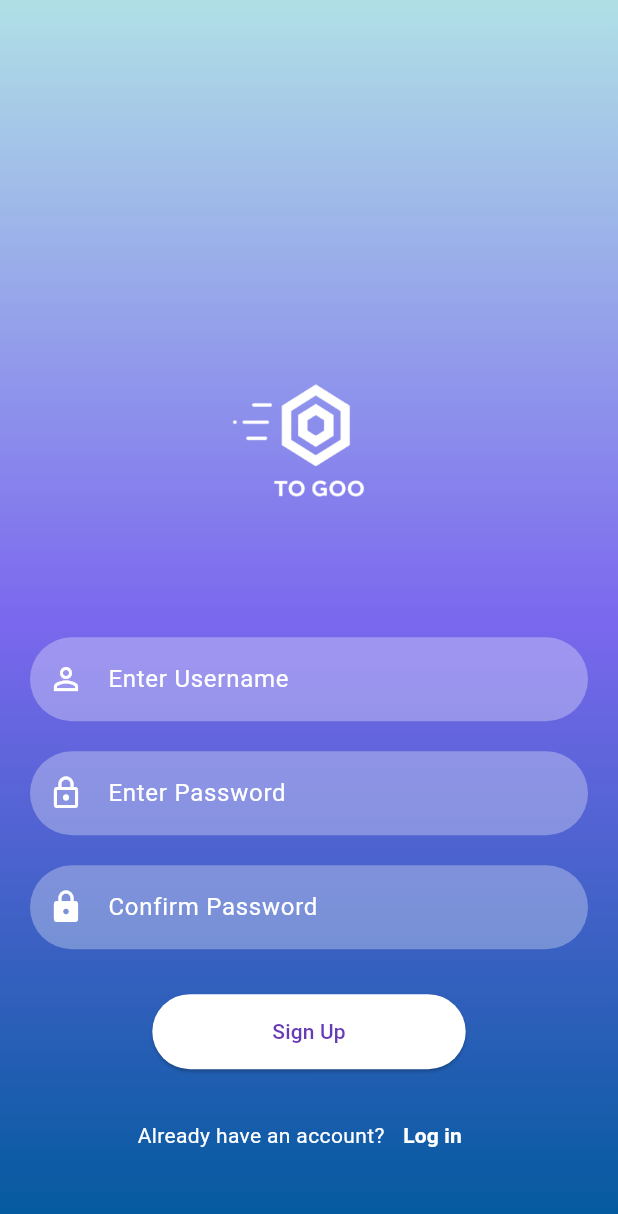
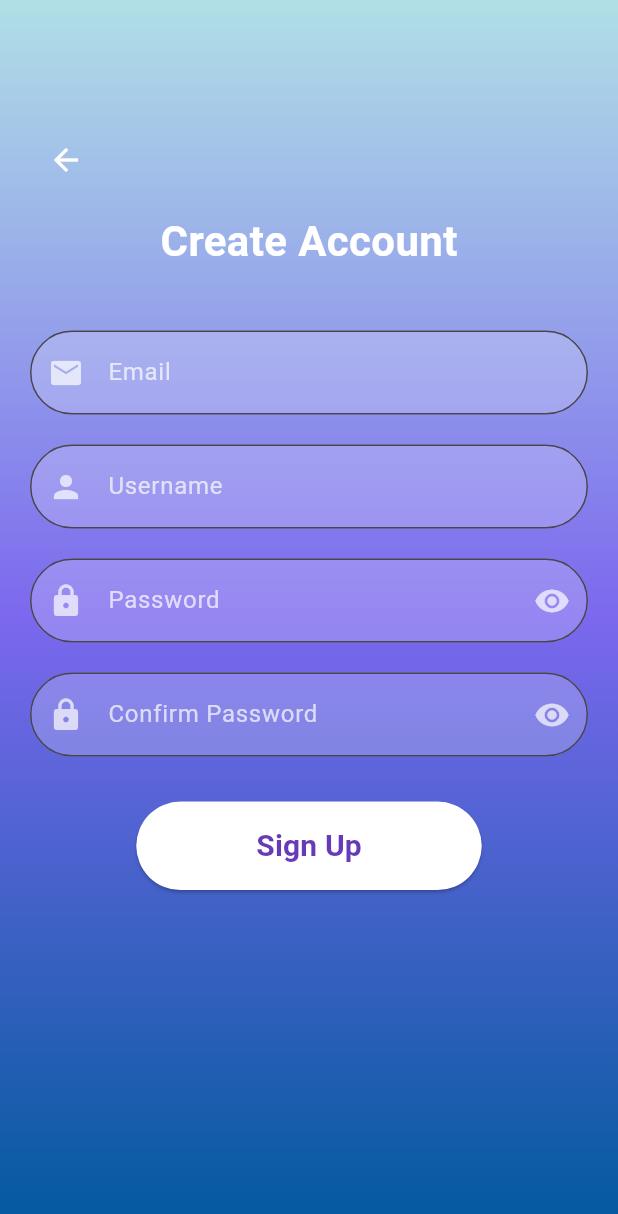
Before and after one commit to harold062/myproject, a Flutter app: the screen it shows after launch, after a tap on "Sign Up", on a phone screen of 412 x 824 dp. Shown: the top 1214 px of the screen. Run offline on Flutter 3.47's test engine with Material 3 defaults, Android fonts, the phone set to English and light mode, and no system bars.

Commit message:
added changes

```diff
--- a/lib/reusable_widgets/reusable_widgets.dart
+++ b/lib/reusable_widgets/reusable_widgets.dart
@@ -4,41 +4,9 @@ Image logoWidget(String imageName) {
   return Image.asset(
     imageName,
     fit: BoxFit.fitWidth,
-    height: 240,
+    height: 100,
     width: 240,
     color: Colors.white,
-  );
-}
-
-TextField reusableTextField(
-  String text,
-  IconData icon,
-  bool isPasswordType,
-  TextEditingController controller,
-) {
-  return TextField(
-    controller: controller,
-    obscureText: isPasswordType,
-    enableSuggestions: !isPasswordType,
-    autocorrect: !isPasswordType,
-    cursorColor: Colors.white,
-    style: TextStyle(color: Colors.white),
-    decoration: InputDecoration(
-      prefixIcon: Icon(icon, color: Colors.white),
-      labelText: text,
-      labelStyle: const TextStyle(color: Colors.white, fontSize: 16),
-      filled: true,
-      floatingLabelBehavior: FloatingLabelBehavior.never,
-      fillColor: Colors.white.withOpacity(0.3),
-      border: OutlineInputBorder(
-        borderRadius: BorderRadius.circular(30.0),
-        borderSide: const BorderSide(width: 0, style: BorderStyle.none),
-      ),
-    ),
-    keyboardType:
-        isPasswordType
-            ? TextInputType.visiblePassword
-            : TextInputType.emailAddress,
   );
 }
 
--- a/lib/screens/login.dart
+++ b/lib/screens/login.dart
@@ -12,21 +12,15 @@ class LogInPage extends StatefulWidget {
 }
 
 class _LogInPageState extends State<LogInPage> {
-  final TextEditingController _userNameTextController = TextEditingController();
-  final TextEditingController _passwordTextController = TextEditingController();
+  final TextEditingController _emailController = TextEditingController();
+  final TextEditingController _passwordController = TextEditingController();
+  bool _obscurePassword = true;
 
-  @override
-  void dispose() {
-    _userNameTextController.dispose();
-    _passwordTextController.dispose();
-    super.dispose();
-  }
+  void _handleLogInPage() {
+    String email = _emailController.text.trim();
+    String password = _passwordController.text;
 
-  void _handleLogin() {
-    String username = _userNameTextController.text;
-    String password = _passwordTextController.text;
-
-    if (username.isNotEmpty && password.isNotEmpty) {
+    if (email.isNotEmpty && password.isNotEmpty) {
       Navigator.push(
         context,
         MaterialPageRoute(
@@ -36,9 +30,7 @@ class _LogInPageState extends State<LogInPage> {
       );
     } else {
       ScaffoldMessenger.of(context).showSnackBar(
-        const SnackBar(
-          content: Text("Please enter both username and password"),
-        ),
+        const SnackBar(content: Text("Please enter both email and password")),
       );
     }
   }
@@ -47,8 +39,8 @@ class _LogInPageState extends State<LogInPage> {
   Widget build(BuildContext context) {
     return Scaffold(
       body: Container(
-        width: MediaQuery.of(context).size.width,
-        height: MediaQuery.of(context).size.height,
+        width: double.infinity,
+        height: double.infinity,
         decoration: BoxDecoration(
           gradient: LinearGradient(
             colors: [
@@ -69,25 +61,79 @@ class _LogInPageState extends State<LogInPage> {
               0,
             ),
             child: Column(
+              mainAxisAlignment: MainAxisAlignment.center,
               children: <Widget>[
                 logoWidget("assets/images/logo.png"),
-                const SizedBox(height: 20),
-                reusableTextField(
-                  "Enter Username",
-                  Icons.person_outline,
-                  false,
-                  _userNameTextController,
+                const SizedBox(height: 30),
+                TextField(
+                  controller: _emailController,
+                  keyboardType: TextInputType.emailAddress,
+                  style: const TextStyle(color: Colors.white),
+                  decoration: InputDecoration(
+                    labelText: 'Email',
+                    labelStyle: const TextStyle(color: Colors.white70),
+                    prefixIcon: const Icon(Icons.email, color: Colors.white70),
+                    filled: true,
+                    fillColor: Colors.white.withOpacity(0.2),
+                    border: OutlineInputBorder(
+                      borderRadius: BorderRadius.circular(30),
+                    ),
+                  ),
                 ),
                 const SizedBox(height: 20),
-                reusableTextField(
-                  "Enter Password",
-                  Icons.lock_outline,
-                  true,
-                  _passwordTextController,
+                TextField(
+                  controller: _passwordController,
+                  obscureText: _obscurePassword,
+                  style: const TextStyle(color: Colors.white),
+                  decoration: InputDecoration(
+                    labelText: 'Password',
+                    labelStyle: const TextStyle(color: Colors.white70),
+                    prefixIcon: const Icon(Icons.lock, color: Colors.white70),
+                    suffixIcon: IconButton(
+                      icon: Icon(
+                        _obscurePassword
+                            ? Icons.visibility
+                            : Icons.visibility_off,
+                        color: Colors.white70,
+                      ),
+                      onPressed: () {
+                        setState(() {
+                          _obscurePassword = !_obscurePassword;
+                        });
+                      },
+                    ),
+                    filled: true,
+                    fillColor: Colors.white.withOpacity(0.2),
+                    border: OutlineInputBorder(
+                      borderRadius: BorderRadius.circular(30),
+                    ),
+                  ),
                 ),
-                const SizedBox(height: 30),
+                const SizedBox(height: 10),
+                Align(
+                  alignment: Alignment.centerRight,
+                  child: TextButton(
+                    onPressed: () {
+                      // TODO: Add forgot password functionality
+                      ScaffoldMessenger.of(context).showSnackBar(
+                        const SnackBar(
+                          content: Text("Forgot Password clicked"),
+                        ),
+                      );
+                    },
+                    child: const Text(
+                      "Forgot Password?",
+                      style: TextStyle(
+                        color: Colors.white70,
+                        fontSize: 14.0,
+                        fontWeight: FontWeight.w500,
+                      ),
+                    ),
+                  ),
+                ),
+                const SizedBox(height: 20),
                 ElevatedButton(
-                  onPressed: _handleLogin,
+                  onPressed: _handleLogInPage,
                   style: ElevatedButton.styleFrom(
                     backgroundColor: Colors.white,
                     foregroundColor: Colors.deepPurple,
@@ -100,7 +146,7 @@ class _LogInPageState extends State<LogInPage> {
                     ),
                   ),
                   child: const Text(
-                    "Login",
+                    "Log In",
                     style: TextStyle(fontWeight: FontWeight.bold, fontSize: 20),
                   ),
                 ),
@@ -110,11 +156,10 @@ class _LogInPageState extends State<LogInPage> {
                   children: <Widget>[
                     const Text(
                       "Don't have an account?",
-                      style: TextStyle(fontSize: 16.0),
+                      style: TextStyle(color: Colors.white, fontSize: 16.0),
                     ),
                     TextButton(
                       onPressed: () {
-                        // Navigate to the sign-up page
                         Navigator.push(
                           context,
                           MaterialPageRoute(
--- a/lib/screens/signup.dart
+++ b/lib/screens/signup.dart
@@ -1,8 +1,7 @@
 import 'package:flutter/material.dart';
 import 'package:myproject/colors.dart';
+import 'package:myproject/reusable_widgets/reusable_widgets.dart';
 import 'package:myproject/main.dart';
-import 'package:myproject/reusable_widgets/reusable_widgets.dart';
-import 'package:myproject/screens/login.dart';
 
 class SignUpPage extends StatefulWidget {
   const SignUpPage({super.key});
@@ -12,34 +11,34 @@ class SignUpPage extends StatefulWidget {
 }
 
 class _SignUpPageState extends State<SignUpPage> {
-  final TextEditingController _userNameTextController = TextEditingController();
-  final TextEditingController _passwordTextController = TextEditingController();
-  final TextEditingController _confirmPasswordTextController =
+  final TextEditingController _emailController = TextEditingController();
+  final TextEditingController _usernameController = TextEditingController();
+  final TextEditingController _passwordController = TextEditingController();
+  final TextEditingController _confirmPasswordController =
       TextEditingController();
 
-  @override
-  void dispose() {
-    _userNameTextController.dispose();
-    _passwordTextController.dispose();
-    _confirmPasswordTextController.dispose();
-    super.dispose();
-  }
+  bool _obscurePassword = true;
+  bool _obscureConfirmPassword = true;
 
   void _handleSignUp() {
-    String username = _userNameTextController.text;
-    String password = _passwordTextController.text;
-    String confirmPassword = _confirmPasswordTextController.text;
+    final email = _emailController.text.trim();
+    final username = _usernameController.text.trim();
+    final password = _passwordController.text;
+    final confirmPassword = _confirmPasswordController.text;
 
-    if (username.isEmpty || password.isEmpty || confirmPassword.isEmpty) {
+    if (email.isEmpty ||
+        username.isEmpty ||
+        password.isEmpty ||
+        confirmPassword.isEmpty) {
       ScaffoldMessenger.of(context).showSnackBar(
-        const SnackBar(content: Text("Please fill in all fields")),
+        const SnackBar(content: Text("Please fill out all fields")),
       );
     } else if (password != confirmPassword) {
       ScaffoldMessenger.of(
         context,
       ).showSnackBar(const SnackBar(content: Text("Passwords do not match")));
     } else {
-      // Proceed with your sign-up logic
+      // TODO: Add your registration logic here
       Navigator.pushReplacement(
         context,
         MaterialPageRoute(
@@ -51,11 +50,20 @@ class _SignUpPageState extends State<SignUpPage> {
   }
 
   @override
+  void dispose() {
+    _emailController.dispose();
+    _usernameController.dispose();
+    _passwordController.dispose();
+    _confirmPasswordController.dispose();
+    super.dispose();
+  }
+
+  @override
   Widget build(BuildContext context) {
     return Scaffold(
       body: Container(
-        width: MediaQuery.of(context).size.width,
-        height: MediaQuery.of(context).size.height,
+        width: double.infinity,
+        height: double.infinity,
         decoration: BoxDecoration(
           gradient: LinearGradient(
             colors: [
@@ -71,36 +79,72 @@ class _SignUpPageState extends State<SignUpPage> {
           child: Padding(
             padding: EdgeInsets.fromLTRB(
               20,
-              MediaQuery.of(context).size.height * 0.2,
+              MediaQuery.of(context).size.height * 0.1,
               20,
               0,
             ),
             child: Column(
+              crossAxisAlignment: CrossAxisAlignment.start,
               children: <Widget>[
-                logoWidget("assets/images/logo.png"),
-                const SizedBox(height: 20),
-                reusableTextField(
-                  "Enter Username",
-                  Icons.person_outline,
-                  false,
-                  _userNameTextController,
+                IconButton(
+                  icon: const Icon(Icons.arrow_back, color: Colors.white),
+                  onPressed: () {
+                    Navigator.pop(context);
+                  },
+                ),
+                const SizedBox(height: 10),
+                const Center(
+                  child: Text(
+                    "Create Account",
+                    style: TextStyle(
+                      color: Colors.white,
+                      fontSize: 28,
+                      fontWeight: FontWeight.bold,
+                    ),
+                  ),
+                ),
+                const SizedBox(height: 40),
+                TextField(
+                  controller: _emailController,
+                  keyboardType: TextInputType.emailAddress,
+                  style: const TextStyle(color: Colors.white),
+                  decoration: _buildInputDecoration("Email", Icons.email),
                 ),
                 const SizedBox(height: 20),
-                reusableTextField(
-                  "Enter Password",
-                  Icons.lock_outline,
-                  true,
-                  _passwordTextController,
+                TextField(
+                  controller: _usernameController,
+                  style: const TextStyle(color: Colors.white),
+                  decoration: _buildInputDecoration("Username", Icons.person),
                 ),
                 const SizedBox(height: 20),
-                reusableTextField(
+                TextField(
+                  controller: _passwordController,
+                  obscureText: _obscurePassword,
+                  style: const TextStyle(color: Colors.white),
+                  decoration: _buildPasswordInputDecoration(
+                    "Password",
+                    _obscurePassword,
+                    () => setState(() {
+                      _obscurePassword = !_obscurePassword;
+                    }),
+                  ),
+                ),
+                const SizedBox(height: 20),
+                TextField(
+                  controller: _confirmPasswordController,
+                  obscureText: _obscureConfirmPassword,
+                  style: const TextStyle(color: Colors.white),
+                  decoration: _buildPasswordInputDecoration(
                     "Confirm Password",
-                  Icons.lock,
-                  true,
-                  _confirmPasswordTextController,
+                    _obscureConfirmPassword,
+                    () => setState(() {
+                      _obscureConfirmPassword = !_obscureConfirmPassword;
+                    }),
+                  ),
                 ),
                 const SizedBox(height: 30),
-                ElevatedButton(
+                Center(
+                  child: ElevatedButton(
                     onPressed: _handleSignUp,
                     style: ElevatedButton.styleFrom(
                       backgroundColor: Colors.white,
@@ -113,34 +157,14 @@ class _SignUpPageState extends State<SignUpPage> {
                         borderRadius: BorderRadius.circular(30.0),
                       ),
                     ),
-                  child: const Text("Sign Up"),
-                ),
-                const SizedBox(height: 20),
-                Row(
-                  mainAxisAlignment: MainAxisAlignment.center,
-                  children: [
-                    const Text(
-                      "Already have an account?",
-                      style: TextStyle(color: Colors.white),
-                    ),
-                    TextButton(
-                      onPressed: () {
-                        Navigator.pushReplacement(
-                          context,
-                          MaterialPageRoute(
-                            builder: (context) => const LogInPage(),
-                          ),
-                        );
-                      },
                     child: const Text(
-                        "Log in",
+                      "Sign Up",
                       style: TextStyle(
-                          color: Colors.white,
                         fontWeight: FontWeight.bold,
+                        fontSize: 20,
                       ),
                     ),
                   ),
-                  ],
                 ),
               ],
             ),
@@ -149,4 +173,37 @@ class _SignUpPageState extends State<SignUpPage> {
       ),
     );
   }
+
+  InputDecoration _buildInputDecoration(String label, IconData icon) {
+    return InputDecoration(
+      labelText: label,
+      labelStyle: const TextStyle(color: Colors.white70),
+      prefixIcon: Icon(icon, color: Colors.white70),
+      filled: true,
+      fillColor: Colors.white.withOpacity(0.2),
+      border: OutlineInputBorder(borderRadius: BorderRadius.circular(30)),
+    );
   }
+
+  InputDecoration _buildPasswordInputDecoration(
+    String label,
+    bool obscure,
+    VoidCallback onToggle,
+  ) {
+    return InputDecoration(
+      labelText: label,
+      labelStyle: const TextStyle(color: Colors.white70),
+      prefixIcon: const Icon(Icons.lock, color: Colors.white70),
+      suffixIcon: IconButton(
+        icon: Icon(
+          obscure ? Icons.visibility : Icons.visibility_off,
+          color: Colors.white70,
+        ),
+        onPressed: onToggle,
+      ),
+      filled: true,
+      fillColor: Colors.white.withOpacity(0.2),
+      border: OutlineInputBorder(borderRadius: BorderRadius.circular(30)),
+    );
+  }
+}
```
Lines whose indentation alone changed are shown as unchanged.
